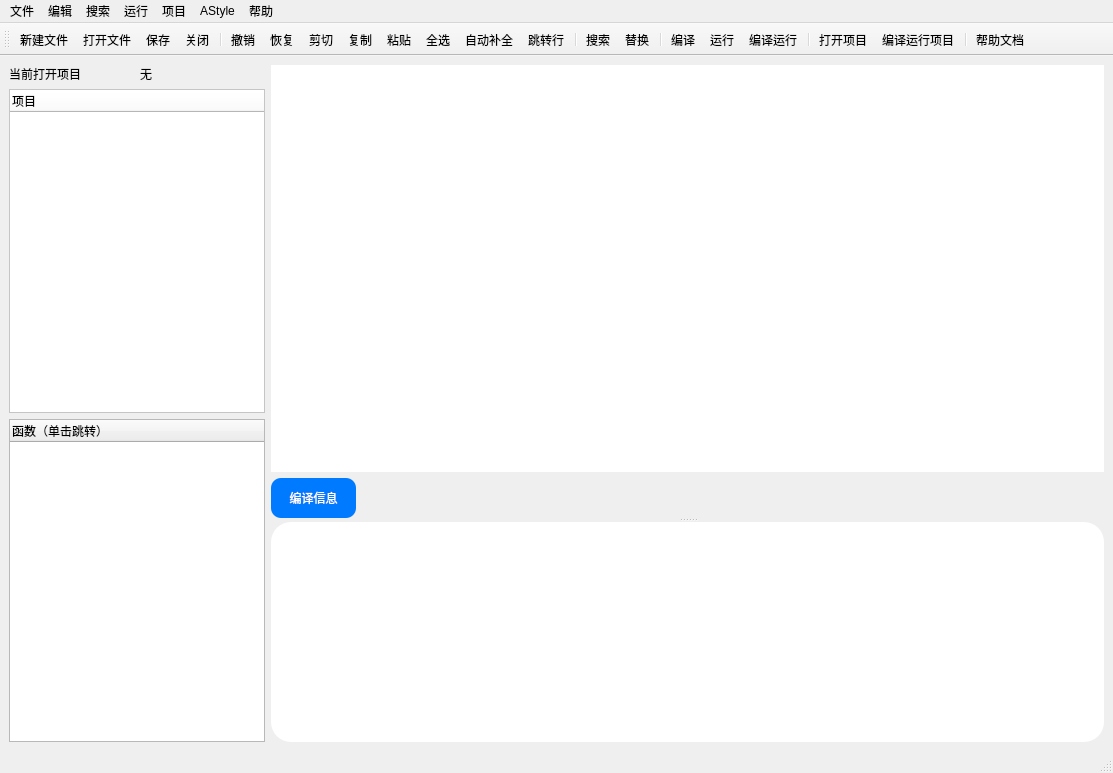
The window that CEditor/mainwindow.ui (XiaoZheng2003/BIT-QT-IDE) describes before a commit, drawn with Qt 5.
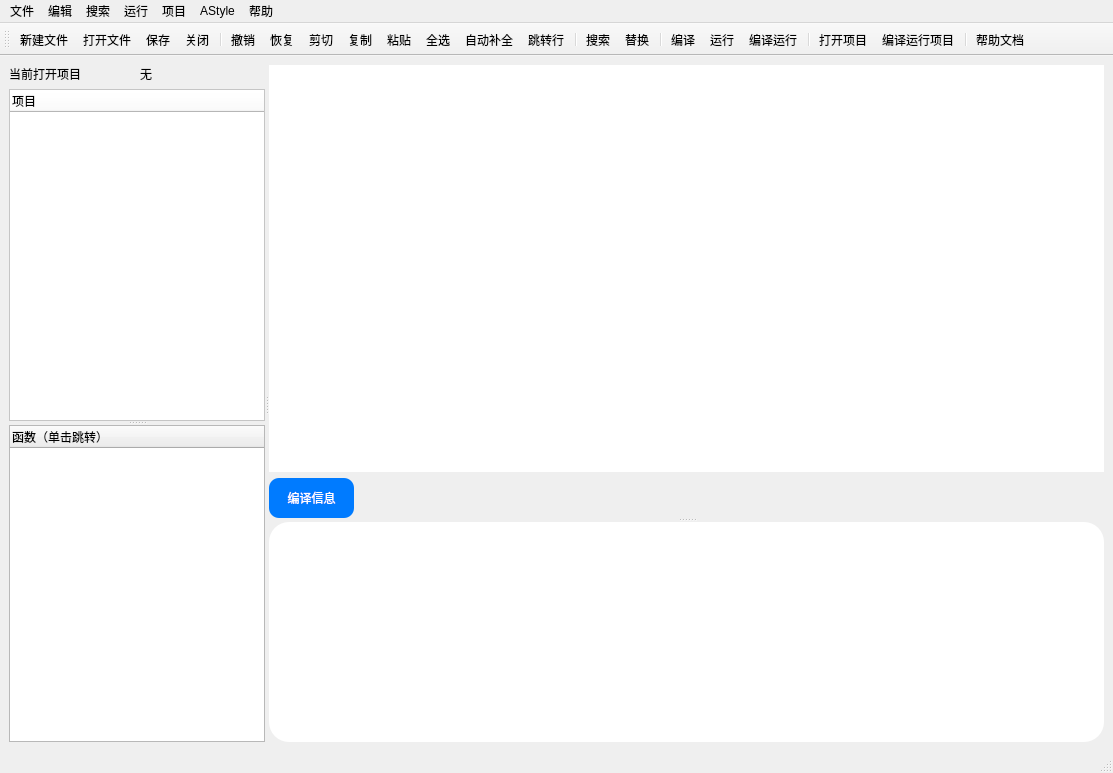
The same window after the commit. Icons and pictures are not drawn.

Commit message: 修改UI可拉伸调节，修复函数树关闭不清空bug

```diff
--- a/CEditor/mainwindow.ui
+++ b/CEditor/mainwindow.ui
@@ -23,6 +23,15 @@
   <widget class="QWidget" name="centralwidget">
    <layout class="QHBoxLayout" name="horizontalLayout_4">
     <item>
+     <widget class="QSplitter" name="splitter_3">
+      <property name="orientation">
+       <enum>Qt::Horizontal</enum>
+      </property>
+      <widget class="QSplitter" name="splitter_2">
+       <property name="orientation">
+        <enum>Qt::Vertical</enum>
+       </property>
+       <widget class="QWidget" name="">
      <layout class="QVBoxLayout" name="verticalLayout_2">
       <item>
        <layout class="QHBoxLayout" name="horizontalLayout_2">
@@ -63,7 +72,8 @@
         </column>
        </widget>
       </item>
-      <item>
+        </layout>
+       </widget>
        <widget class="QTreeWidget" name="functionTreeWidget">
         <column>
          <property name="text">
@@ -71,10 +81,7 @@
          </property>
         </column>
        </widget>
-      </item>
-     </layout>
-    </item>
-    <item>
+      </widget>
      <widget class="QSplitter" name="splitter">
       <property name="sizePolicy">
        <sizepolicy hsizetype="Preferred" vsizetype="Expanding">
@@ -158,6 +165,7 @@
        </property>
       </widget>
      </widget>
+     </widget>
     </item>
    </layout>
   </widget>
```
Left out of the diff: 4 changed lines with no effect on the pictures. Lines whose indentation alone changed are shown as unchanged. The commit also changes 1 other file.
